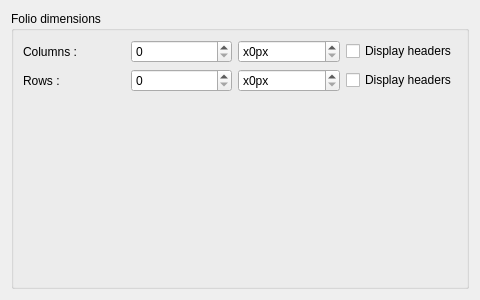
First picture: the form in sources/ui/borderpropertieswidget.ui, repository EmilOsvoll/qelectrotech-source-mirror, before the edit.
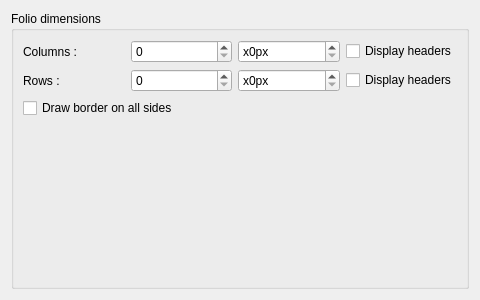
Second picture: the form after the edit.

Commit message: add border on all sides stuff

Diff of the .ui file:
```diff
--- a/sources/ui/borderpropertieswidget.ui
+++ b/sources/ui/borderpropertieswidget.ui
@@ -80,7 +80,17 @@
         </property>
        </widget>
       </item>
-      <item row="2" column="1">
+      <item row="2" column="0" colspan="4">
+       <widget class="QCheckBox" name="m_border_all_sides_cb">
+        <property name="text">
+         <string>Draw border on all sides</string>
+        </property>
+        <property name="toolTip">
+         <string>When enabled, the border will be drawn on all four sides. The title block will be positioned inside the border.</string>
+        </property>
+       </widget>
+      </item>
+      <item row="3" column="1">
        <spacer name="verticalSpacer">
         <property name="orientation">
          <enum>Qt::Vertical</enum>
```
Left out of the diff: 1 changed line with no effect on the pictures. The commit also changes 7 other files.
